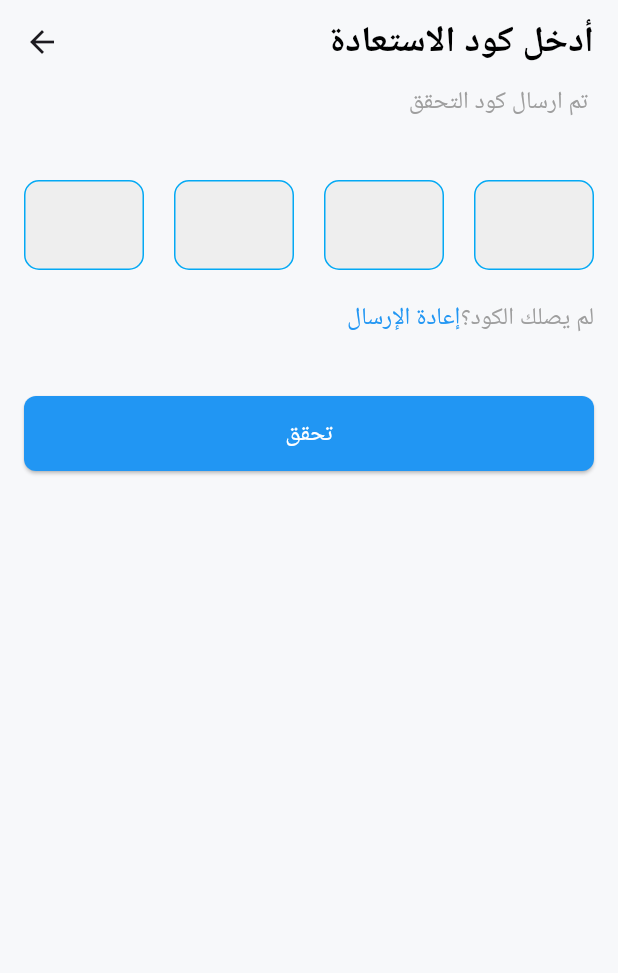
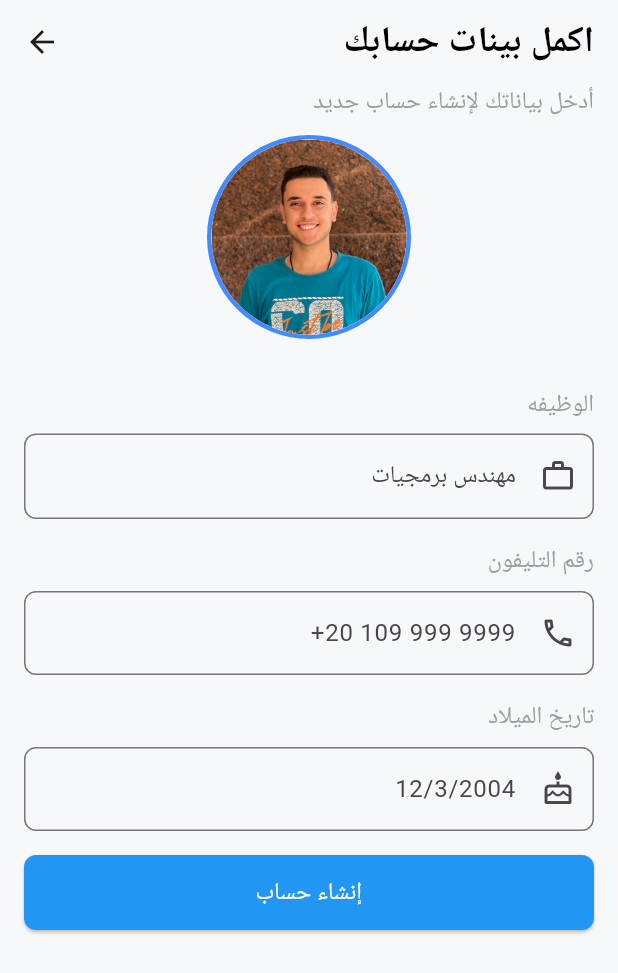
Before and after one commit to Makaruos-Emad/Login-System-UI, a Flutter app: the RegisterScreen screen opened directly, after a tap on "إنشاء حساب", on a phone screen of 412 x 824 dp. Shown: the top 973 px of the screen. Run offline on Flutter 3.47's test engine with Material 3 defaults, Android fonts, the light colour scheme and no system bars; drawn by our look-alikes of pinput; our stand-ins replace google_fonts.

Commit message:
create complete profile

```diff
--- /dev/null
+++ b/lib/screens/complete_profile_screen.dart
@@ -0,0 +1,80 @@
+import 'package:flutter/material.dart';
+import 'package:login_system/core/theme/app_text_style.dart';
+import 'package:login_system/core/widgets/custom_button.dart';
+import 'package:login_system/core/widgets/custom_text_form_field.dart';
+import 'package:login_system/screens/profile_screen.dart';
+
+class CompleteProfileScreen extends StatelessWidget {
+  const CompleteProfileScreen({super.key});
+
+  @override
+  Widget build(BuildContext context) {
+    return Scaffold(
+      appBar: AppBar(
+        title: Row(
+          mainAxisAlignment: MainAxisAlignment.end,
+          children: [const Text("اكمل بينات حسابك")],
+        ),
+      ),
+      body: Padding(
+        padding: const EdgeInsets.symmetric(horizontal: 16),
+        child: Column(
+          crossAxisAlignment: CrossAxisAlignment.end,
+          children: [
+            Text(
+              "أدخل بياناتك لإنشاء حساب جديد",
+              style: AppTextStyle.regular16Grey,
+            ),
+            const SizedBox(height: 10),
+            Center(
+              child: Container(
+                decoration: BoxDecoration(
+                  shape: BoxShape.circle,
+                  border: Border.all(color: Colors.blueAccent, width: 3),
+                ),
+                child: const CircleAvatar(
+                  radius: 65,
+                  backgroundImage: AssetImage('assets/muller_ashraf.jpeg'),
+                ),
+              ),
+            ),
+            const SizedBox(height: 32),
+            Text("الوظيفه", style: AppTextStyle.regular16Grey),
+            const SizedBox(height: 8),
+            CustomTextFormField(
+              hintText: "مهندس برمجيات",
+              suffixIcon: Icons.work_outline,
+            ),
+            const SizedBox(height: 16),
+            Text('رقم التليفون', style: AppTextStyle.regular16Grey),
+            const SizedBox(height: 8),
+            CustomTextFormField(
+              hintText: "+20 109 999 9999",
+              suffixIcon: Icons.phone_outlined,
+            ),
+            const SizedBox(height: 16),
+            Text("تاريخ الميلاد", style: AppTextStyle.regular16Grey),
+            const SizedBox(height: 8),
+            CustomTextFormField(
+              hintText: "12/3/2004",
+              suffixIcon: Icons.cake_outlined,
+            ),
+            const SizedBox(height: 16),
+            CustomButton(
+              text: "إنشاء حساب",
+              onPressed: () {
+                Navigator.pushAndRemoveUntil(
+                  context,
+                  MaterialPageRoute(
+                    builder: (context) => const ProfileScreen(),
+                  ),
+                  (route) => false,
+                );
+              },
+            ),
+          ],
+        ),
+      ),
+    );
+  }
+}
--- a/lib/screens/profile_screen.dart
+++ b/lib/screens/profile_screen.dart
@@ -49,9 +49,7 @@ class ProfileScreen extends StatelessWidget {
                       const Divider(),
                       profileTile(Icons.phone, "+20 109 999 9999"),
                       const Divider(),
-                      profileTile(Icons.cake, "12 May 2004"),
-                      const Divider(),
-                      profileTile(Icons.person, "Male"),
+                      profileTile(Icons.cake, "12/3/2004"),
                     ],
                   ),
                 ),
--- a/lib/screens/register_screen.dart
+++ b/lib/screens/register_screen.dart
@@ -2,7 +2,7 @@ import 'package:flutter/material.dart';
 import 'package:login_system/core/theme/app_text_style.dart';
 import 'package:login_system/core/widgets/custom_button.dart';
 import 'package:login_system/core/widgets/custom_text_form_field.dart';
-import 'package:login_system/screens/code_screen1.dart';
+import 'package:login_system/screens/complete_profile_screen.dart';
 import 'package:login_system/screens/login_screen.dart';
 
 class RegisterScreen extends StatelessWidget {
@@ -54,7 +54,9 @@ class RegisterScreen extends StatelessWidget {
               onPressed: () {
                 Navigator.push(
                   context,
-                  MaterialPageRoute(builder: (context) => const CodeScreen()),
+                  MaterialPageRoute(
+                    builder: (context) => const CompleteProfileScreen(),
+                  ),
                 );
               },
             ),
```
